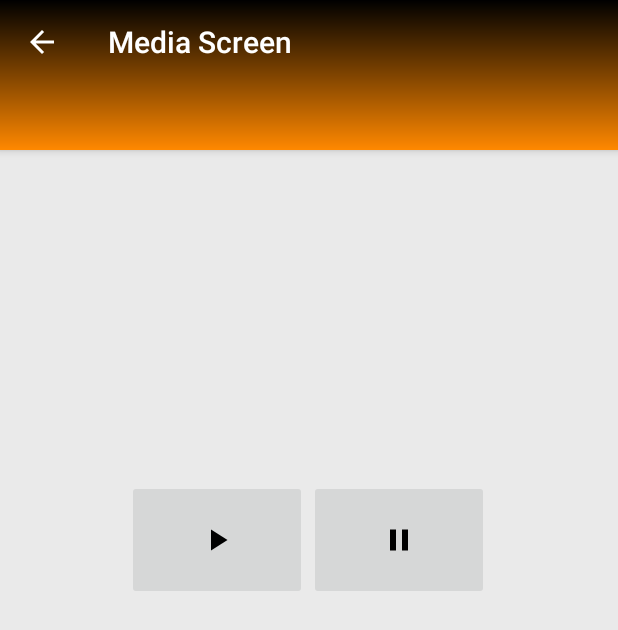
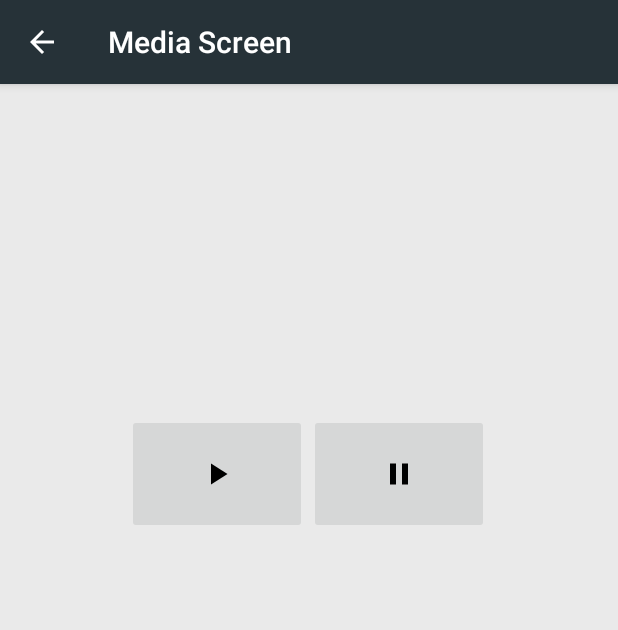
Before and after one commit to Tigran20/AlexTroyMediaPlayer, an Android app: the SongCardActivity screen opened directly, with no data from a screen before it, on a phone screen of 412 x 824 dp. Shown: the top 630 px of the screen. Run offline under Robolectric (Android 15) with nearby library versions, the phone set to English and light mode, and no system bars.

Commit message:
some design bugs fixes

```diff
--- a/app/src/main/res/layout-land/song_card.xml
+++ b/app/src/main/res/layout-land/song_card.xml
@@ -10,15 +10,8 @@
         android:id="@+id/appBarLayout"
         android:layout_width="match_parent"
         android:layout_height="wrap_content"
-        android:theme="@style/ThemeOverlay.AppCompat.Dark.ActionBar"
-        android:layout_marginBottom="60dp">
-
-        <android.support.design.widget.CollapsingToolbarLayout
-            android:layout_width="match_parent"
-            android:layout_height="@dimen/top_bar_height_140"
-            android:background="@drawable/library_gradient"
-            app:contentScrim="@color/colorPrimary"
-            app:titleEnabled="false">
+        android:layout_marginBottom="60dp"
+        android:theme="@style/ThemeOverlay.AppCompat.Dark.ActionBar">
 
         <android.support.v7.widget.Toolbar
             android:id="@+id/toolbar"
@@ -27,7 +20,6 @@
             app:layout_collapseMode="pin"
             app:popupTheme="@style/ThemeOverlay.AppCompat.Light"
             app:title="@string/media_screen" />
-        </android.support.design.widget.CollapsingToolbarLayout>
 
     </android.support.design.widget.AppBarLayout>
 
--- a/app/src/main/res/layout/song_card.xml
+++ b/app/src/main/res/layout/song_card.xml
@@ -13,13 +13,6 @@
         android:layout_marginBottom="@dimen/margin_bottom_150"
         android:theme="@style/ThemeOverlay.AppCompat.Dark.ActionBar">
 
-        <android.support.design.widget.CollapsingToolbarLayout
-            android:layout_width="match_parent"
-            android:layout_height="@dimen/top_bar_height_140"
-            android:background="@drawable/library_gradient"
-            app:contentScrim="@color/colorPrimary"
-            app:titleEnabled="false">
-
         <android.support.v7.widget.Toolbar
             android:id="@+id/toolbar"
             android:layout_width="match_parent"
@@ -27,7 +20,6 @@
             app:layout_collapseMode="pin"
             app:popupTheme="@style/ThemeOverlay.AppCompat.Light"
             app:title="@string/media_screen" />
-        </android.support.design.widget.CollapsingToolbarLayout>
 
     </android.support.design.widget.AppBarLayout>
 
--- a/app/src/main/res/layout/song_list_activity.xml
+++ b/app/src/main/res/layout/song_list_activity.xml
@@ -8,7 +8,7 @@
     <android.support.design.widget.AppBarLayout
         android:id="@+id/appBarLayout"
         android:layout_width="match_parent"
-        android:layout_height="56dp"
+        android:layout_height="wrap_content"
         android:background="@color/colorPrimary"
         android:theme="@style/ThemeOverlay.AppCompat.Dark.ActionBar">
 
```
Lines whose indentation alone changed are shown as unchanged.
